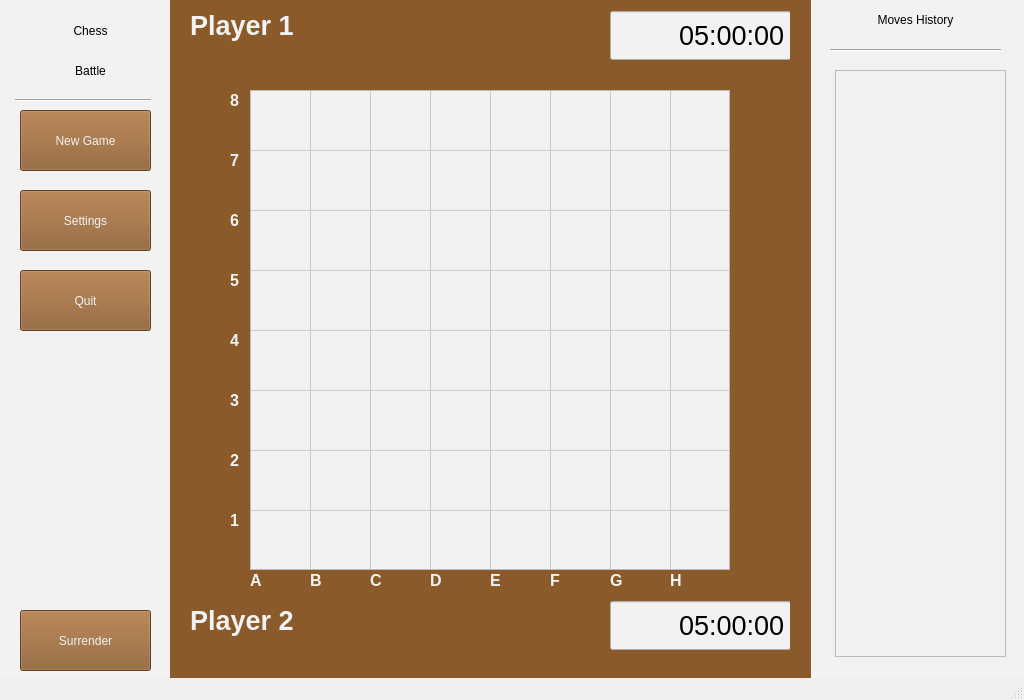
This is view.ui in MRadzynski/ChessBattle as Qt 5 draws it before an edit. The edited form follows.
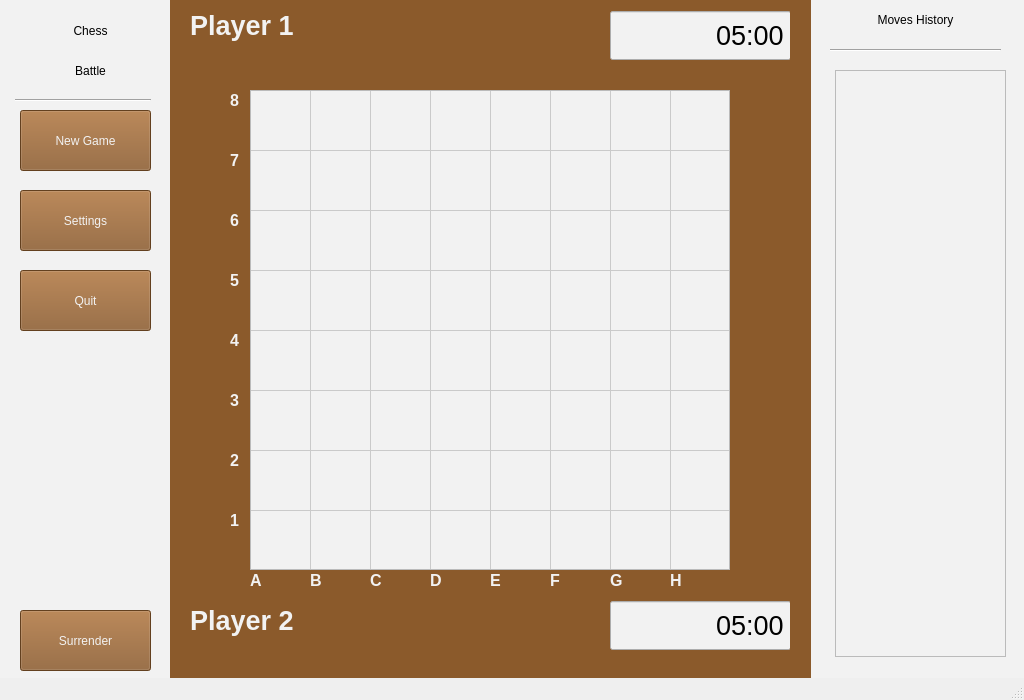
This is the edited form. Icons and pictures are not drawn.

The edit to the form file:
```diff
--- a/view.ui
+++ b/view.ui
@@ -319,10 +319,13 @@
       <property name="showGroupSeparator" stdset="0">
        <bool>false</bool>
       </property>
+      <property name="displayFormat">
+       <string>mm:ss</string>
+      </property>
       <property name="time">
        <time>
-        <hour>5</hour>
-        <minute>0</minute>
+        <hour>0</hour>
+        <minute>5</minute>
         <second>0</second>
        </time>
       </property>
@@ -392,13 +395,33 @@
       <property name="showGroupSeparator" stdset="0">
        <bool>false</bool>
       </property>
-      <property name="time">
+      <property name="dateTime">
+       <datetime>
+        <hour>23</hour>
+        <minute>5</minute>
+        <second>0</second>
+        <year>1999</year>
+        <month>12</month>
+        <day>31</day>
+       </datetime>
+      </property>
+      <property name="minimumTime">
        <time>
-        <hour>5</hour>
+        <hour>0</hour>
         <minute>0</minute>
         <second>0</second>
        </time>
       </property>
+      <property name="displayFormat">
+       <string>mm:ss</string>
+      </property>
+      <property name="time">
+       <time>
+        <hour>23</hour>
+        <minute>5</minute>
+        <second>0</second>
+       </time>
+      </property>
      </widget>
     </widget>
     <widget class="QLabel" name="label_8">
```
